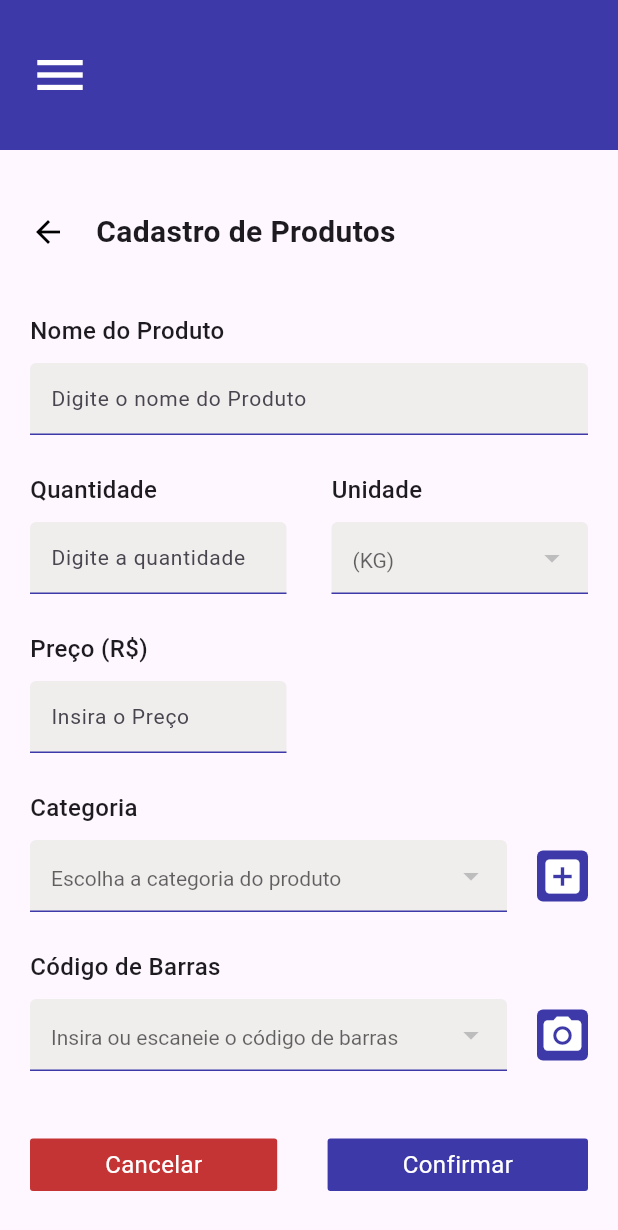
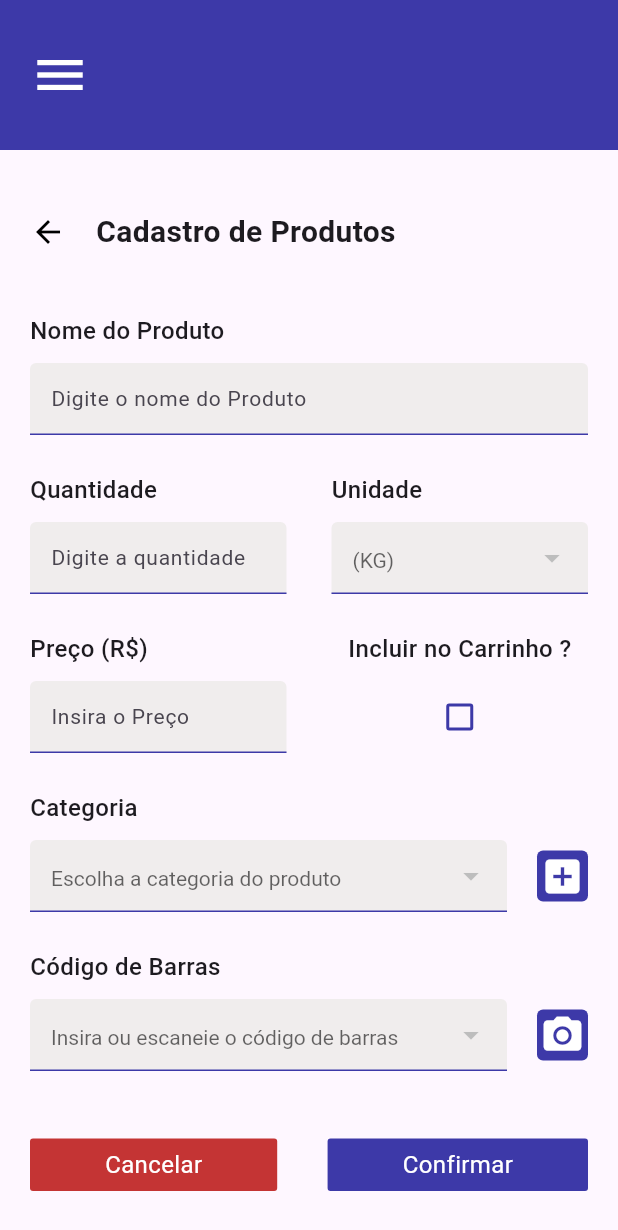
Before and after one commit to Erick-P-Calauro/market_manager, a Flutter app: the ProductAddPage screen opened by its route, on a phone screen of 412 x 824 dp. Shown: the top 1230 px of the screen. Run offline on Flutter 3.47's test engine with Material 3 defaults, Android fonts, the phone set to English and light mode, and no system bars; our stand-ins replace google_fonts.

Commit message:
[feat] add cart checkbox to ProductAddPage

```diff
--- a/lib/ui/pages/ProductAddPage.dart
+++ b/lib/ui/pages/ProductAddPage.dart
@@ -1,6 +1,7 @@
 import 'package:flutter/material.dart';
 import 'package:market_manager/ui/widgets/ButtonDropdownField.dart';
 import 'package:market_manager/ui/widgets/DefaultAppBar.dart';
+import 'package:market_manager/ui/widgets/DefaultCheckboxField.dart';
 import 'package:market_manager/ui/widgets/DefaultDrawer.dart';
 import 'package:market_manager/ui/widgets/DefaultDropdownField.dart';
 import 'package:market_manager/ui/widgets/DefaultFormField.dart';
@@ -55,6 +56,11 @@ class ProductAddPage extends StatelessWidget {
                         hintText: "Insira o Preço",
                         maxWidth: (contextWidth - 70) / 2),
                     SizedBox(width: 30),
+                    DefaultCheckboxField(
+                      labelText: "Incluir no Carrinho ?",
+                      onChecked: () => {print("Checou")},
+                      width: (contextWidth - 70) / 2,
+                    )
                   ],
                 ),
                 ButtonDropdownField(
--- /dev/null
+++ b/lib/ui/widgets/DefaultCheckboxField.dart
@@ -0,0 +1,38 @@
+import 'package:flutter/material.dart';
+import 'package:market_manager/utils/CustomColors.dart';
+import 'package:market_manager/utils/Typograph.dart';
+
+class DefaultCheckboxField extends StatelessWidget {
+  DefaultCheckboxField({
+    super.key,
+    required this.labelText,
+    required this.onChecked,
+    required this.width,
+  });
+
+  final String labelText;
+  final double width;
+  final Function onChecked;
+
+  @override
+  Widget build(BuildContext context) {
+    return Container(
+      padding: EdgeInsets.zero,
+      width: width,
+      child: Column(
+        mainAxisAlignment: MainAxisAlignment.center,
+        children: [
+          Text(labelText, style: Typograph.TitleSmall),
+          SizedBox(height: 10),
+          Checkbox(
+            value: false,
+            onChanged: (bool? newValue) {
+              onChecked();
+            },
+            side: BorderSide(color: CustomColors.BlueMarket, width: 2),
+          )
+        ],
+      ),
+    );
+  }
+}
```
